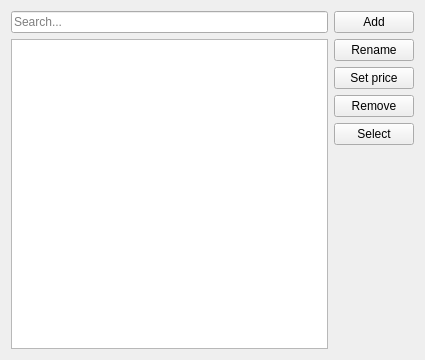
Above: src/views/ui_files/security_form.ui from JakubFranek/Kapytal before the change. Below: the same form after it.
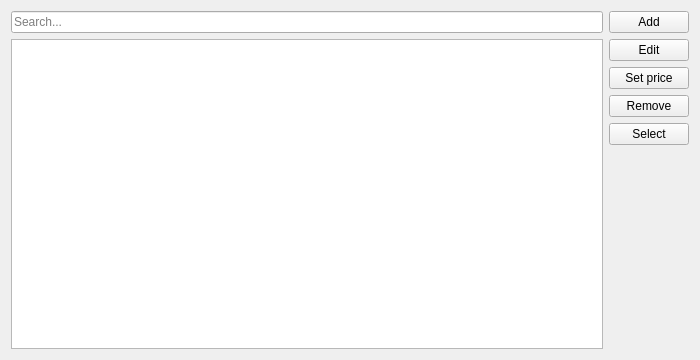
That is the form after the change.

```diff
--- a/src/views/ui_files/security_form.ui
+++ b/src/views/ui_files/security_form.ui
@@ -9,7 +9,7 @@
    <rect>
     <x>0</x>
     <y>0</y>
-    <width>425</width>
+    <width>700</width>
     <height>360</height>
    </rect>
   </property>
@@ -72,7 +72,7 @@
      <item>
       <widget class="QPushButton" name="renameButton">
        <property name="text">
-        <string>Rename</string>
+        <string>Edit</string>
        </property>
       </widget>
      </item>
```
Left out of the diff: 2 changed lines with no effect on the pictures.
